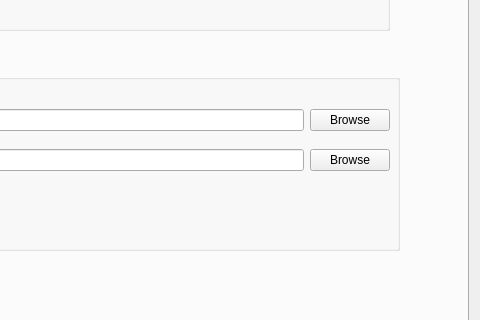
First picture: the form in frameworks/imageprocessing/modules/ImagingModulesGui/src/bblognormdlg.ui, repository neutronimaging/imagingsuite, before the edit; both pictures show x 614 to 1094 and y 537 to 857 of the 1094 by 982 pixel window.
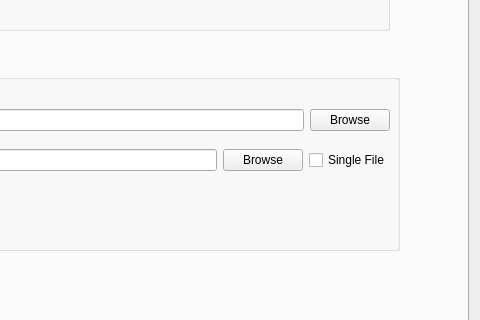
Second picture: the form after the edit. Custom widgets are drawn as their Qt base class.

Commit message: working single ext option in KipTool (tested in linux)

```diff
--- a/frameworks/imageprocessing/modules/ImagingModulesGui/src/bblognormdlg.ui
+++ b/frameworks/imageprocessing/modules/ImagingModulesGui/src/bblognormdlg.ui
@@ -248,6 +248,13 @@
            </property>
           </widget>
          </item>
+         <item>
+          <widget class="QCheckBox" name="check_singleext">
+           <property name="text">
+            <string>Single File</string>
+           </property>
+          </widget>
+         </item>
         </layout>
        </widget>
        <widget class="QWidget" name="horizontalLayoutWidget_9">
```
The commit also changes 6 other files.
